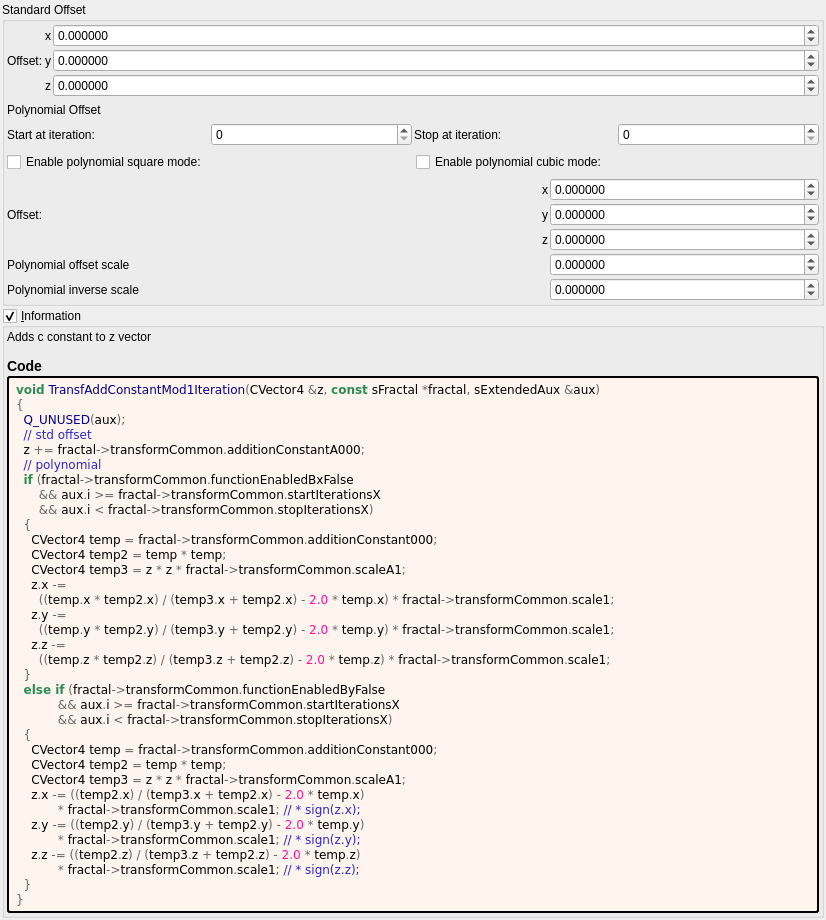
Old version of the form mandelbulber2/formula/ui/transf_add_constant_mod1.ui in the repository buddhi1980/mandelbulber2.
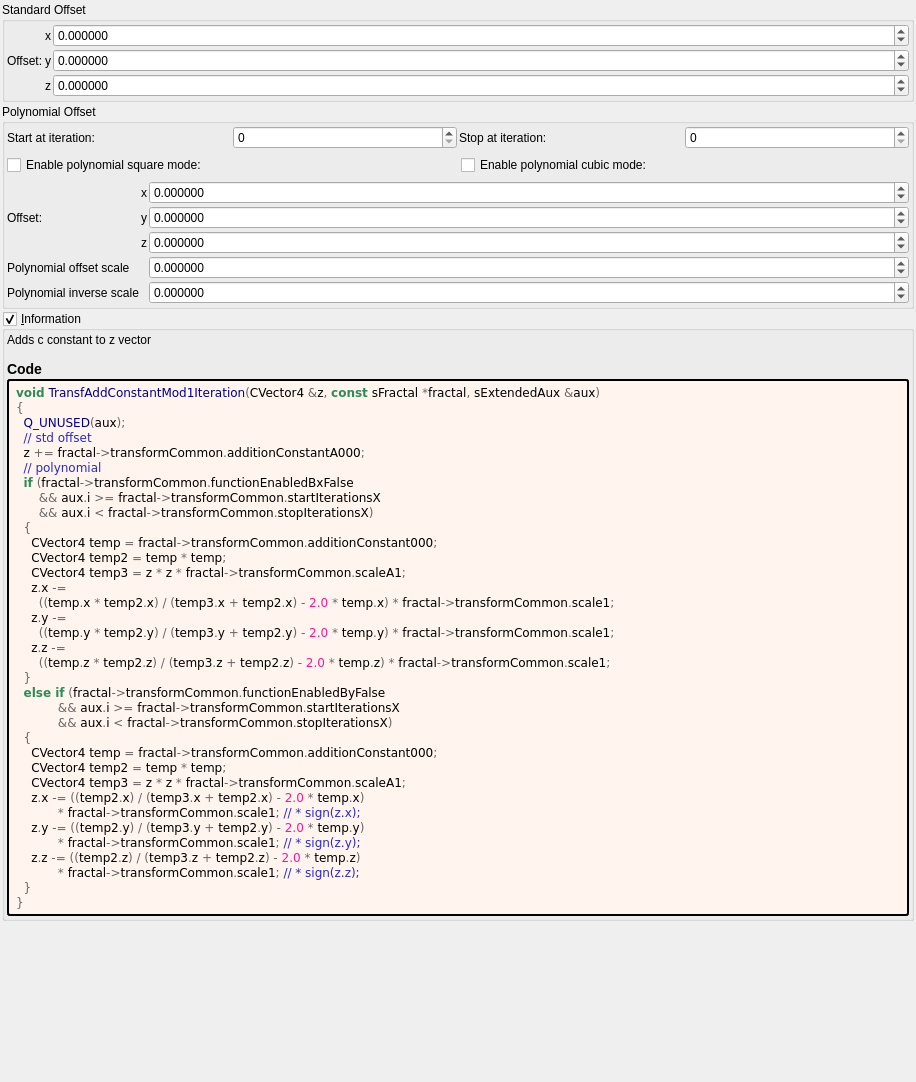
New version of the form. Custom widgets are drawn as their Qt base class.

Patch:
```diff
--- a/mandelbulber2/formula/ui/transf_add_constant_mod1.ui
+++ b/mandelbulber2/formula/ui/transf_add_constant_mod1.ui
@@ -6,8 +6,8 @@
    <rect>
     <x>0</x>
     <y>0</y>
-    <width>826</width>
-    <height>690</height>
+    <width>916</width>
+    <height>1082</height>
    </rect>
   </property>
   <property name="windowTitle">
@@ -166,32 +166,32 @@
         </item>
        </layout>
       </item>
+     </layout>
+    </widget>
+   </item>
+   <item>
+    <widget class="QGroupBox" name="groupBox_3">
+     <property name="title">
+      <string>Polynomial Offset</string>
+     </property>
+     <layout class="QVBoxLayout" name="verticalLayout_7">
+      <property name="leftMargin">
+       <number>2</number>
+      </property>
+      <property name="topMargin">
+       <number>2</number>
+      </property>
+      <property name="rightMargin">
+       <number>2</number>
+      </property>
+      <property name="bottomMargin">
+       <number>2</number>
+      </property>
       <item>
-       <widget class="QLabel" name="label_257">
-        <property name="text">
-         <string>Polynomial Offset</string>
-        </property>
-       </widget>
-      </item>
-      <item>
-       <layout class="QGridLayout" name="gridLayout_74">
+       <layout class="QGridLayout" name="gridLayout_75">
         <property name="spacing">
          <number>2</number>
         </property>
-        <item row="0" column="0">
-         <widget class="QLabel" name="label_273">
-          <property name="text">
-           <string>Start at iteration:</string>
-          </property>
-         </widget>
-        </item>
-        <item row="0" column="2">
-         <widget class="QLabel" name="label_274">
-          <property name="text">
-           <string>Stop at iteration:</string>
-          </property>
-         </widget>
-        </item>
         <item row="0" column="3">
          <widget class="MySpinBox" name="spinboxInt_transf_stop_iterations_X">
           <property name="sizePolicy">
@@ -218,10 +218,24 @@
           </property>
          </widget>
         </item>
+        <item row="0" column="2">
+         <widget class="QLabel" name="label_276">
+          <property name="text">
+           <string>Stop at iteration:</string>
+          </property>
+         </widget>
+        </item>
+        <item row="0" column="0">
+         <widget class="QLabel" name="label_275">
+          <property name="text">
+           <string>Start at iteration:</string>
+          </property>
+         </widget>
+        </item>
        </layout>
       </item>
       <item>
-       <layout class="QGridLayout" name="gridLayout_18">
+       <layout class="QGridLayout" name="gridLayout_20">
         <item row="1" column="0">
          <widget class="QCheckBox" name="checkBox_transf_function_enabledBy_false">
           <property name="text">
@@ -239,35 +253,21 @@
        </layout>
       </item>
       <item>
-       <layout class="QGridLayout" name="gridLayout_19" columnstretch="0,0,0,0">
+       <layout class="QGridLayout" name="gridLayout_21" columnstretch="0,0,0,1">
         <property name="spacing">
          <number>2</number>
         </property>
-        <item row="3" column="3">
-         <widget class="MyDoubleSpinBox" name="spinbox3_transf_addition_constant_y">
-          <property name="sizePolicy">
-           <sizepolicy hsizetype="Minimum" vsizetype="Maximum">
-            <horstretch>0</horstretch>
-            <verstretch>0</verstretch>
-           </sizepolicy>
+        <item row="3" column="1">
+         <widget class="QLabel" name="label_260">
+          <property name="text">
+           <string>Offset:</string>
           </property>
-          <property name="prefix">
-           <string/>
-          </property>
-          <property name="suffix">
-           <string/>
-          </property>
-          <property name="decimals">
-           <number>6</number>
-          </property>
-          <property name="minimum">
-           <double>-99.989999999999995</double>
-          </property>
-          <property name="maximum">
-           <double>99.989999999999995</double>
-          </property>
-          <property name="singleStep">
-           <double>0.100000000000000</double>
+         </widget>
+        </item>
+        <item row="6" column="1">
+         <widget class="QLabel" name="label_146">
+          <property name="text">
+           <string>Polynomial inverse scale</string>
           </property>
          </widget>
         </item>
@@ -278,48 +278,80 @@
           </property>
          </widget>
         </item>
-        <item row="4" column="2">
-         <widget class="QLabel" name="label_141">
-          <property name="sizePolicy">
-           <sizepolicy hsizetype="Preferred" vsizetype="Preferred">
-            <horstretch>0</horstretch>
-            <verstretch>0</verstretch>
-           </sizepolicy>
-          </property>
+        <item row="3" column="2">
+         <widget class="QLabel" name="label_122">
           <property name="text">
-           <string notr="true">z</string>
-          </property>
-          <property name="alignment">
-           <set>Qt::AlignRight|Qt::AlignTrailing|Qt::AlignVCenter</set>
+           <string notr="true">y</string>
           </property>
          </widget>
         </item>
         <item row="2" column="2">
-         <widget class="QLabel" name="label_139">
-          <property name="sizePolicy">
-           <sizepolicy hsizetype="Preferred" vsizetype="Preferred">
-            <horstretch>0</horstretch>
-            <verstretch>0</verstretch>
-           </sizepolicy>
-          </property>
-          <property name="minimumSize">
-           <size>
-            <width>268</width>
-            <height>0</height>
-           </size>
-          </property>
+         <widget class="QLabel" name="label_123">
           <property name="text">
            <string notr="true">x</string>
           </property>
-          <property name="alignment">
-           <set>Qt::AlignRight|Qt::AlignTrailing|Qt::AlignVCenter</set>
-          </property>
          </widget>
         </item>
-        <item row="3" column="1">
-         <widget class="QLabel" name="label_256">
+        <item row="4" column="2">
+         <widget class="QLabel" name="label_124">
           <property name="text">
-           <string>Offset:</string>
+           <string notr="true">z</string>
+          </property>
+         </widget>
+        </item>
+        <item row="2" column="3">
+         <widget class="MyDoubleSpinBox" name="spinbox3_transf_addition_constant_x">
+          <property name="sizePolicy">
+           <sizepolicy hsizetype="Minimum" vsizetype="Maximum">
+            <horstretch>0</horstretch>
+            <verstretch>0</verstretch>
+           </sizepolicy>
+          </property>
+          <property name="prefix">
+           <string/>
+          </property>
+          <property name="suffix">
+           <string/>
+          </property>
+          <property name="decimals">
+           <number>6</number>
+          </property>
+          <property name="minimum">
+           <double>-99.989999999999995</double>
+          </property>
+          <property name="maximum">
+           <double>99.989999999999995</double>
+          </property>
+          <property name="singleStep">
+           <double>0.100000000000000</double>
+          </property>
+         </widget>
+        </item>
+        <item row="3" column="3">
+         <widget class="MyDoubleSpinBox" name="spinbox3_transf_addition_constant_y">
+          <property name="sizePolicy">
+           <sizepolicy hsizetype="Minimum" vsizetype="Maximum">
+            <horstretch>0</horstretch>
+            <verstretch>0</verstretch>
+           </sizepolicy>
+          </property>
+          <property name="prefix">
+           <string/>
+          </property>
+          <property name="suffix">
+           <string/>
+          </property>
+          <property name="decimals">
+           <number>6</number>
+          </property>
+          <property name="minimum">
+           <double>-99.989999999999995</double>
+          </property>
+          <property name="maximum">
+           <double>99.989999999999995</double>
+          </property>
+          <property name="singleStep">
+           <double>0.100000000000000</double>
           </property>
          </widget>
         </item>
@@ -373,57 +405,6 @@
           </property>
          </widget>
         </item>
-        <item row="2" column="3">
-         <widget class="MyDoubleSpinBox" name="spinbox3_transf_addition_constant_x">
-          <property name="sizePolicy">
-           <sizepolicy hsizetype="Minimum" vsizetype="Maximum">
-            <horstretch>0</horstretch>
-            <verstretch>0</verstretch>
-           </sizepolicy>
-          </property>
-          <property name="prefix">
-           <string/>
-          </property>
-          <property name="suffix">
-           <string/>
-          </property>
-          <property name="decimals">
-           <number>6</number>
-          </property>
-          <property name="minimum">
-           <double>-99.989999999999995</double>
-          </property>
-          <property name="maximum">
-           <double>99.989999999999995</double>
-          </property>
-          <property name="singleStep">
-           <double>0.100000000000000</double>
-          </property>
-         </widget>
-        </item>
-        <item row="3" column="2">
-         <widget class="QLabel" name="label_142">
-          <property name="sizePolicy">
-           <sizepolicy hsizetype="Preferred" vsizetype="Preferred">
-            <horstretch>0</horstretch>
-            <verstretch>0</verstretch>
-           </sizepolicy>
-          </property>
-          <property name="text">
-           <string notr="true">y</string>
-          </property>
-          <property name="alignment">
-           <set>Qt::AlignRight|Qt::AlignTrailing|Qt::AlignVCenter</set>
-          </property>
-         </widget>
-        </item>
-        <item row="6" column="1">
-         <widget class="QLabel" name="label_145">
-          <property name="text">
-           <string>Polynomial inverse scale</string>
-          </property>
-         </widget>
-        </item>
         <item row="6" column="3">
          <widget class="MyDoubleSpinBox" name="spinbox_transf_scaleA_1">
           <property name="sizePolicy">
@@ -571,17 +552,17 @@
   </layout>
  </widget>
  <customwidgets>
+  <customwidget>
+   <class>MyDoubleSpinBox</class>
+   <extends>QDoubleSpinBox</extends>
+   <header>my_double_spin_box.h</header>
+  </customwidget>
   <customwidget>
    <class>MyGroupBox</class>
    <extends>QGroupBox</extends>
    <header>my_group_box.h</header>
    <container>1</container>
   </customwidget>
-  <customwidget>
-   <class>MyDoubleSpinBox</class>
-   <extends>QDoubleSpinBox</extends>
-   <header>my_double_spin_box.h</header>
-  </customwidget>
   <customwidget>
    <class>MySpinBox</class>
    <extends>QSpinBox</extends>
```
Left out of the diff: 74 changed lines with no effect on the pictures.
